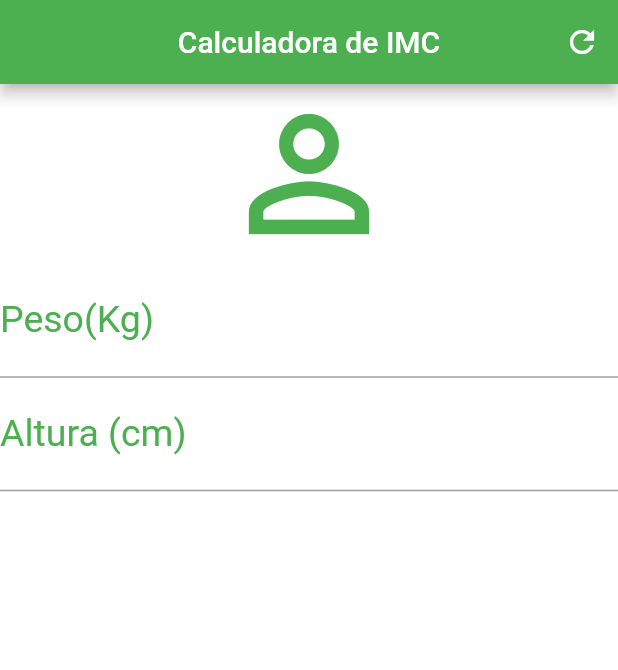
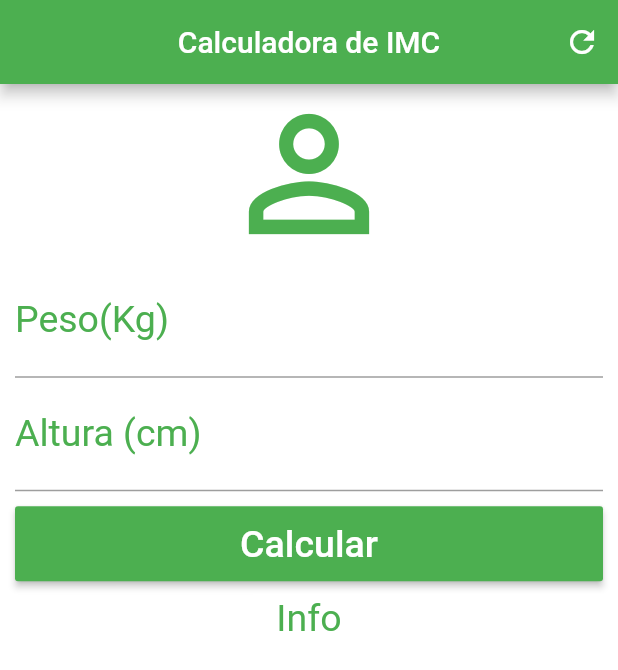
Before and after one commit to LeticiaCordeiro/AppFlutter2_Ca-lculoIMC, a Flutter app: the screen it shows after launch, on a phone screen of 412 x 824 dp. Shown: the top 670 px of the screen. Run offline on Flutter 3.47's test engine with Material 2 defaults, Android fonts, the phone set to English and light mode, and no system bars.

Commit message:
45. ScrollView e RaisedButton

```diff
--- a/lib/main.dart
+++ b/lib/main.dart
@@ -30,7 +30,9 @@ class _HomeState extends State<Home> {
       //cor de fundo da tela
       //corpo do app
       backgroundColor: Colors.white,
-      body: Column(
+      body: SingleChildScrollView(
+        padding: EdgeInsets.fromLTRB(10.0, 0.0, 10.0, 0.0),
+        child: Column(
           //alinhar para ocupar toda tela
           crossAxisAlignment: CrossAxisAlignment.stretch,
           children: <Widget>[
@@ -52,9 +54,27 @@ class _HomeState extends State<Home> {
               ),
               textAlign: TextAlign.center,
               style: TextStyle(color: Colors.green, fontSize: 25.0),
+            ),
+            Padding(
+              padding: EdgeInsets.only(top: 10.0, bottom: 10.0),
+              child: Container(
+                height: 50.0,
+                child: RaisedButton(
+                  onPressed: (){},
+                  child: Text("Calcular",
+                    style: TextStyle(color: Colors.white, fontSize: 25.0)
+                  ),
+                  color: Colors.green,
+                ),
+              ),
+            ),
+            Text("Info",
+              textAlign: TextAlign.center,
+              style: TextStyle(color: Colors.green, fontSize: 25.0)
             )
           ],
         ),
+      )
     );
   }
 }
```
Lines whose indentation alone changed are shown as unchanged.
